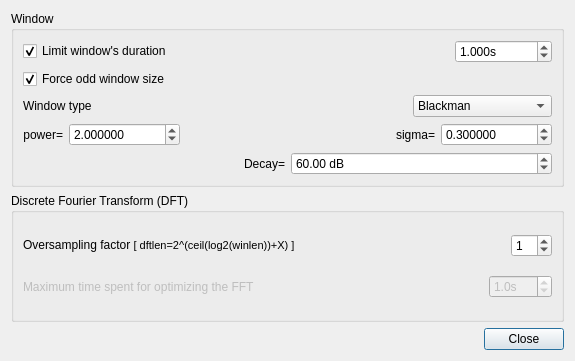
Before: the Qt Designer form src/gvamplitudespectrumwdialogsettings.ui in gillesdegottex/dfasma, drawn with Qt 5.
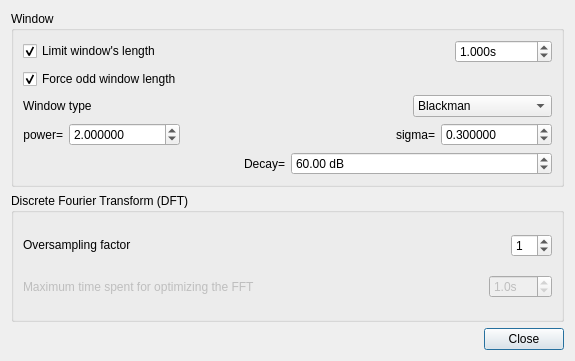
After: the same form once the commit is applied. Icons and pictures are not drawn.

Diff of the .ui file:
```diff
--- a/src/gvamplitudespectrumwdialogsettings.ui
+++ b/src/gvamplitudespectrumwdialogsettings.ui
@@ -35,7 +35,7 @@
            </sizepolicy>
           </property>
           <property name="text">
-           <string>Limit window's duration</string>
+           <string>Limit window's length</string>
           </property>
           <property name="checked">
            <bool>true</bool>
@@ -69,7 +69,7 @@
       <item>
        <widget class="QCheckBox" name="cbAmplitudeSpectrumWindowSizeForcedOdd">
         <property name="text">
-         <string>Force odd window size</string>
+         <string>Force odd window length</string>
         </property>
         <property name="checked">
          <bool>true</bool>
@@ -300,7 +300,7 @@
            </sizepolicy>
           </property>
           <property name="text">
-           <string>&lt;html&gt;&lt;head/&gt;&lt;body&gt;&lt;p&gt;Oversampling factor &lt;span style=&quot; font-size:8pt;&quot;&gt;[ dftlen=2^(ceil(log2(winlen))+X) ]&lt;/span&gt;&lt;/p&gt;&lt;/body&gt;&lt;/html&gt;</string>
+           <string>&lt;html&gt;&lt;head/&gt;&lt;body&gt;&lt;p&gt;Oversampling factor&lt;/p&gt;&lt;/body&gt;&lt;/html&gt;</string>
           </property>
          </widget>
         </item>
```
Left out of the diff: 16 changed lines with no effect on the pictures.
